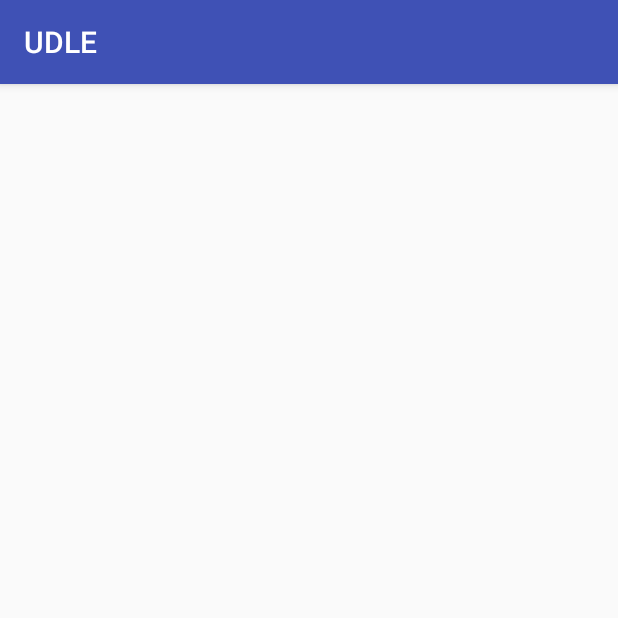
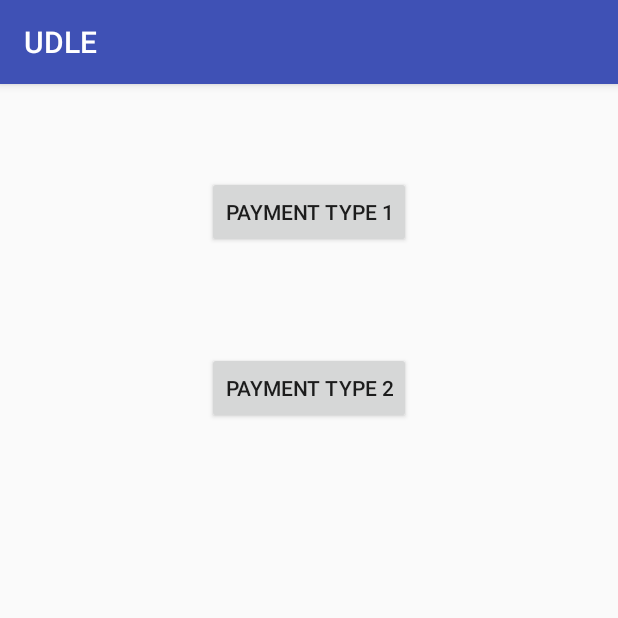
Before and after one commit to GaspardC/UDLE_Android_Food_DeliveryProject, an Android app: the PaymentActivity screen opened directly, with no data from a screen before it, on a phone screen of 412 x 824 dp, the top half of it. Run offline under Robolectric (Android 15) with nearby library versions, the light colour scheme and no system bars.

Commit message:
Activity Payment OK

```diff
--- a/UDle/app/src/main/java/ch/epfl/sweng/udle/PaymentActivity.java
+++ b/UDle/app/src/main/java/ch/epfl/sweng/udle/PaymentActivity.java
@@ -1,7 +1,9 @@
 package ch.epfl.sweng.udle;
 
+import android.content.Intent;
 import android.support.v7.app.AppCompatActivity;
 import android.os.Bundle;
+import android.view.View;
 
 public class PaymentActivity extends AppCompatActivity {
 
@@ -10,4 +12,13 @@ public class PaymentActivity extends AppCompatActivity {
         super.onCreate(savedInstanceState);
         setContentView(R.layout.activity_payment);
     }
+
+    public void goToPaymentActivity1(View view) {
+        //Intent intent = new Intent(this, );
+        //startActivity(intent);
+    }
+    public void goToPaymentActivity2(View view) {
+        //Intent intent = new Intent(this, );
+        //startActivity(intent);
+    }
 }
--- a/UDle/app/src/main/res/layout/activity_payment.xml
+++ b/UDle/app/src/main/res/layout/activity_payment.xml
@@ -7,4 +7,23 @@
     android:paddingBottom="@dimen/activity_vertical_margin"
     tools:context="ch.epfl.sweng.udle.PaymentActivity">
 
+    <Button
+        android:layout_width="wrap_content"
+        android:layout_height="wrap_content"
+        android:text="Payment type 1"
+        android:id="@+id/payment_button_1"
+        android:layout_alignParentTop="true"
+        android:layout_centerHorizontal="true"
+        android:layout_marginTop="45dp"
+        android:onClick="goToPaymentAPI1" />
+
+    <Button
+        android:layout_width="wrap_content"
+        android:layout_height="wrap_content"
+        android:text="Payment Type 2"
+        android:id="@+id/payment_button_2"
+        android:layout_below="@+id/payment_button_1"
+        android:layout_centerHorizontal="true"
+        android:layout_marginTop="69dp"
+        android:onClick="goToPaymentAPI2" />
 </RelativeLayout>
```
Also changed, not shown: 1 other file.
